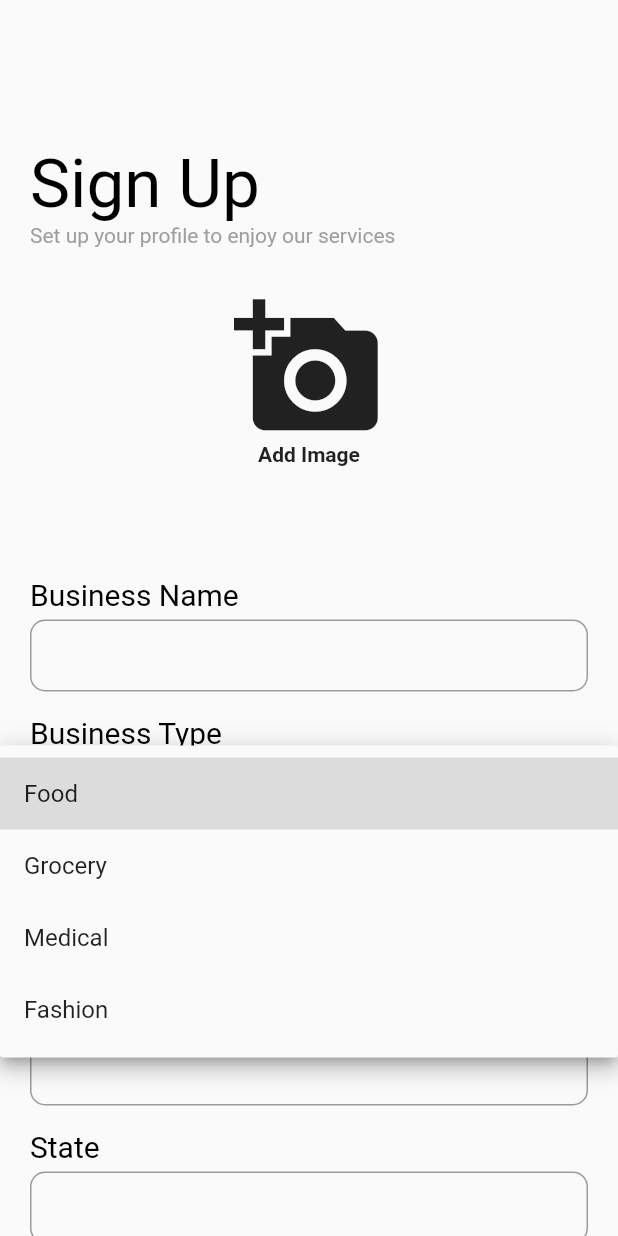
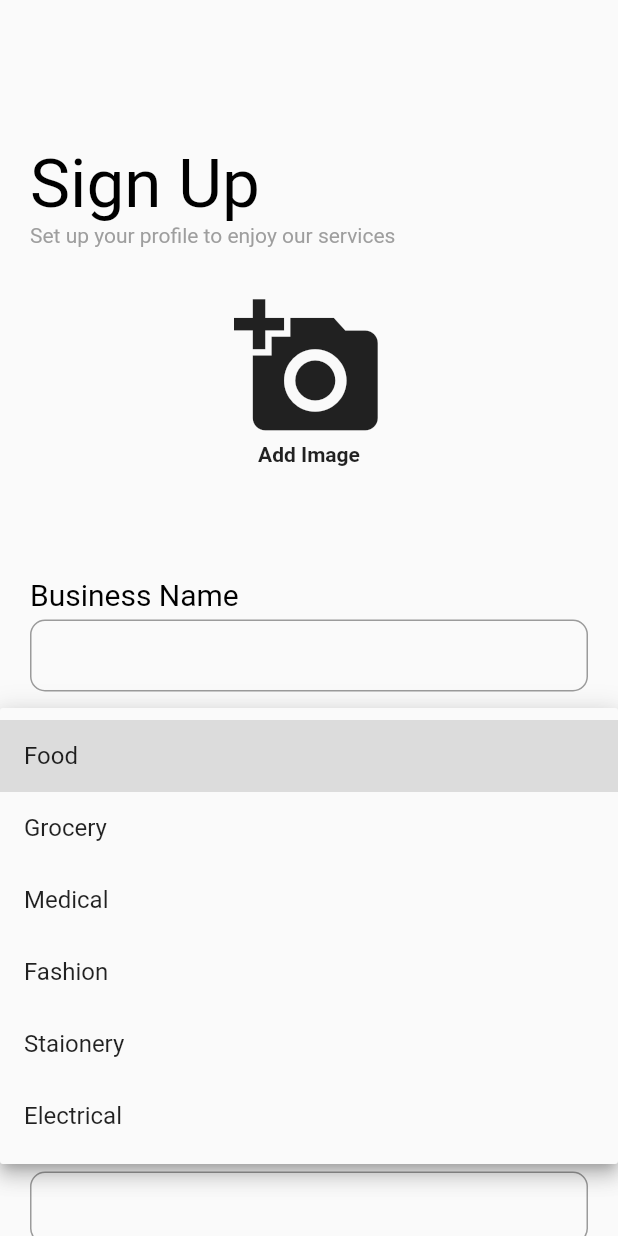
Before and after one commit to Mriganka813/BharatPOS-app, a Flutter app: the SignUpPage screen opened by its route, after a tap on the "arrow drop down" icon, on a phone screen of 412 x 824 dp. Run offline on Flutter 3.47's test engine with Material 2 defaults, Android fonts, the phone set to English and light mode, and no system bars; our stand-ins replace audioplayers, bloc, cached_network_image, cookie_jar, dio, dio_cookie_manager and 11 more; missing offline and left inert: flutter_barcode_scanner, flutter_html_to_pdf, flutter_pdfview, flutter_vibrate, in_app_update, new_version and 3 more; accounts and stored records are empty.

Commit message:
Added business types, UPI id in sign up

```diff
--- a/lib/src/pages/sign_up.dart
+++ b/lib/src/pages/sign_up.dart
@@ -36,6 +36,7 @@ class _SignUpPageState extends State<SignUpPage> {
   String city = "";
   String statee = "";
   String country = "";
+  String upiId = "";
   String type = "monthly";
   bool gstApprov = false;
 
@@ -177,7 +178,14 @@ class _SignUpPageState extends State<SignUpPage> {
                     ),
                     const SizedBox(height: 5),
                     CustomDropDownField(
-                      items: const ["Food", "Grocery", "Medical", "Fashion"],
+                      items: const [
+                        "Food",
+                        "Grocery",
+                        "Medical",
+                        "Fashion",
+                        "Staionery",
+                        "Electrical"
+                      ],
                       onSelected: (e) {
                         _signUpInput.businessType = e;
                       },
@@ -210,6 +218,14 @@ class _SignUpPageState extends State<SignUpPage> {
                       onChanged: (e) {
                         country = e;
                       },
+                    ),
+                    const Divider(color: Colors.transparent),
+                    CustomTextField(
+                      label: "UPI ID (Optional)",
+                      onChanged: (e) {
+                        upiId = e;
+                      },
+                      bypassValidator: true, // new optional parameter
                     ),
                     const Divider(color: Colors.transparent),
                     Row(
--- a/lib/src/widgets/custom_text_field.dart
+++ b/lib/src/widgets/custom_text_field.dart
@@ -16,9 +16,10 @@ class CustomTextField extends StatefulWidget {
   final Widget? suffixIcon;
   final bool obsecureText;
   final bool readonly;
+  final bool bypassValidator; // new parameter
 
-  const CustomTextField(
-      {Key? key,
+  const CustomTextField({
+    Key? key,
     this.onChanged,
     this.initialValue,
     this.onSave,
@@ -32,8 +33,9 @@ class CustomTextField extends StatefulWidget {
     this.prefixIcon,
     this.inputFormatters,
     this.obsecureText = false,
-      this.readonly = false})
-      : super(key: key);
+    this.readonly = false,
+    this.bypassValidator = false, // default value
+  }) : super(key: key);
 
   @override
   State<CustomTextField> createState() => _CustomTextFieldState();
@@ -60,11 +62,9 @@ class _CustomTextFieldState extends State<CustomTextField> {
           inputFormatters: widget.inputFormatters,
           textInputAction: TextInputAction.next,
           validator: (e) {
-            if (widget.validator != null) {
+            if (!widget.bypassValidator && widget.validator != null) {
+              // conditionally call validator
               return widget.validator!(e);
-            }
-            if (e == null || e.isEmpty) {
-              return '${widget.label ?? "Field"} is required';
             }
             return null;
           },
```
Also changed, not shown: 1 other file. Lines whose indentation alone changed are shown as unchanged.
